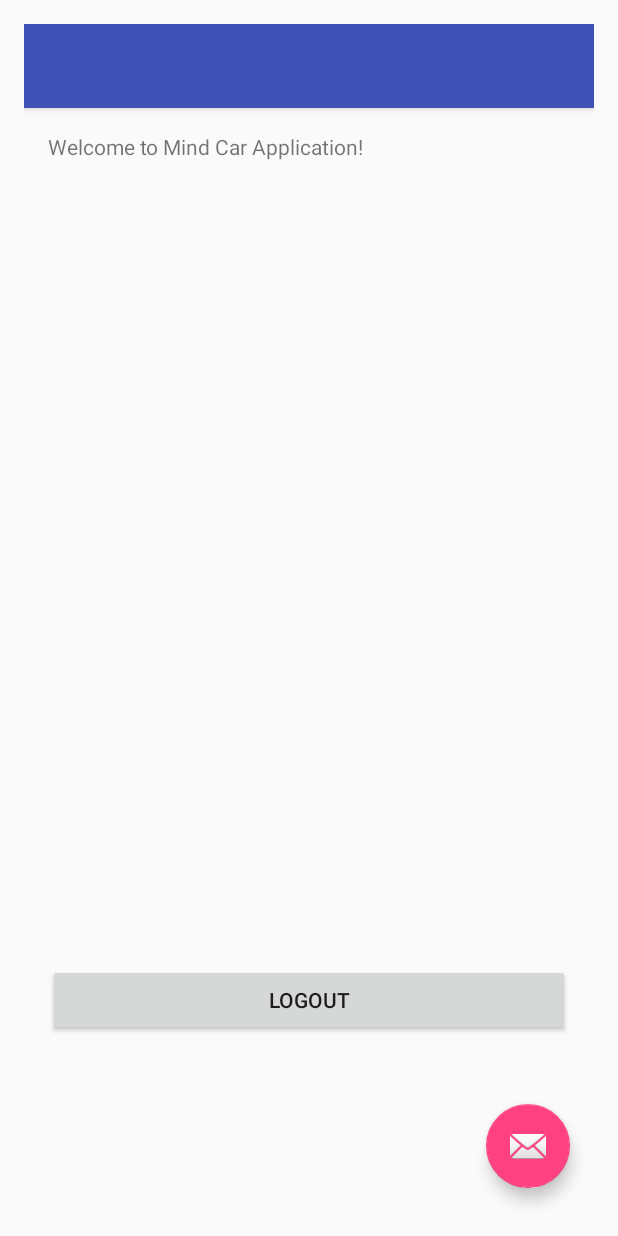
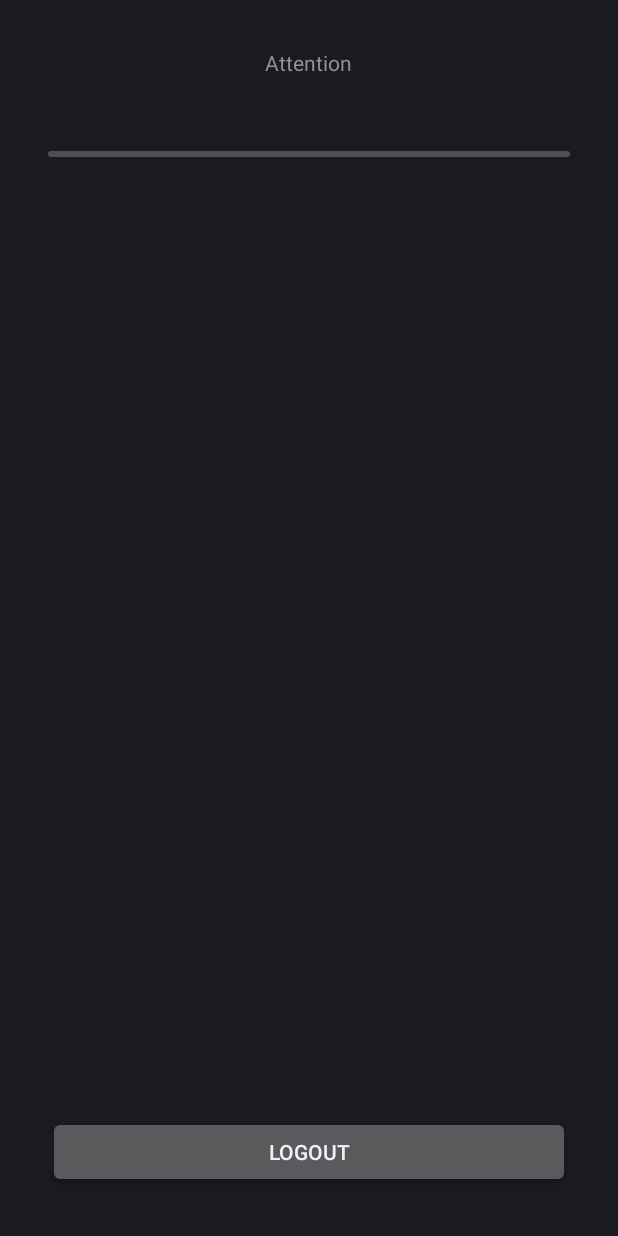
Before and after one commit to Blondiejohan/MindCar, an Android app: the HomeActivity screen opened directly, with no data from a screen before it, on a phone screen of 412 x 824 dp. Run offline under Robolectric (Android 15) with nearby library versions, the phone set to English and light mode, and no system bars; 1 statement that could not run was skipped.

Commit message:
Did some cool stuff in the HomeActivity, progressbar

```diff
--- a/app/src/main/java/mindcar/testing/ui/HomeActivity.java
+++ b/app/src/main/java/mindcar/testing/ui/HomeActivity.java
@@ -3,16 +3,30 @@ package mindcar.testing.ui;
 import android.app.Activity;
 import android.content.Intent;
 import android.os.Bundle;
+import android.os.Handler;
+import android.os.Message;
 import android.view.View;
 import android.widget.Button;
 import android.widget.EditText;
+import android.widget.ProgressBar;
+
+import com.neurosky.thinkgear.TGDevice;
 
 import mindcar.testing.R;
+import mindcar.testing.objects.Connected;
+import mindcar.testing.objects.EEGObject;
+import mindcar.testing.objects.SmartCar;
+import mindcar.testing.util.CommandUtils;
+import mindcar.testing.util.MessageParser;
 
 public class HomeActivity extends Activity implements View.OnClickListener{
 
     Button bLogout;
     EditText ET_USER_NAME, ET_PASS;
+    SmartCar car;
+    EEGObject eeg;
+    TGDevice tgDevice;
+    ProgressBar attentionBar;
 
     @Override
     protected void onCreate(Bundle savedInstanceState) {
@@ -23,6 +37,8 @@ public class HomeActivity extends Activity implements View.OnClickListener{
         bLogout = (Button) findViewById(R.id.bLogout);
 
         bLogout.setOnClickListener(this);
+        tgDevice.start();
+
     }
     @Override
     public void onClick(View v) {
@@ -35,4 +51,20 @@ public class HomeActivity extends Activity implements View.OnClickListener{
 
     }
 
+    /**
+     * Handles messages from TGDevice
+     */
+    private final Handler handler = new Handler() {
+        @Override
+        public void handleMessage(Message msg) {
+            if(msg.what== TGDevice.MSG_ATTENTION){
+                Connected.write(CommandUtils.toByteArray(car.getCommands()));
+                MessageParser.parseMessage(msg, car, eeg);
+                // att.setText(eeg.getAttention() + "");
+                attentionBar.setProgress(eeg.getAttention());
+            }
+
+        }
+    };
+
 }
--- a/app/src/main/res/layout/activity_main.xml
+++ b/app/src/main/res/layout/activity_main.xml
@@ -1,6 +1,5 @@
 <?xml version="1.0" encoding="utf-8"?>
 <android.support.design.widget.CoordinatorLayout xmlns:android="http://schemas.android.com/apk/res/android"
-    xmlns:app="http://schemas.android.com/apk/res-auto"
     xmlns:tools="http://schemas.android.com/tools"
     android:layout_width="match_parent"
     android:layout_height="match_parent"
@@ -9,30 +8,10 @@
     android:paddingLeft="@dimen/activity_horizontal_margin"
     android:paddingRight="@dimen/activity_horizontal_margin"
     android:paddingTop="@dimen/activity_vertical_margin"
-    tools:context=".ui.MainActivity">
+    tools:context=".ui.MainActivity"
+    tools:showIn="@layout/content_main">
 
-    <android.support.design.widget.AppBarLayout
-        android:layout_width="match_parent"
-        android:layout_height="wrap_content"
-        android:theme="@style/AppTheme.AppBarOverlay">
-
-        <android.support.v7.widget.Toolbar
-            android:id="@+id/toolbar"
-            android:layout_width="match_parent"
-            android:layout_height="?attr/actionBarSize"
-            android:background="?attr/colorPrimary"
-            app:popupTheme="@style/AppTheme.PopupOverlay" />
-
-    </android.support.design.widget.AppBarLayout>
 
     <include layout="@layout/content_main" />
 
-    <android.support.design.widget.FloatingActionButton
-        android:id="@+id/fab"
-        android:layout_width="wrap_content"
-        android:layout_height="wrap_content"
-        android:layout_gravity="bottom|end"
-        android:layout_margin="@dimen/fab_margin"
-        android:src="@android:drawable/ic_dialog_email" />
-
 </android.support.design.widget.CoordinatorLayout>
--- a/app/src/main/res/layout/content_main.xml
+++ b/app/src/main/res/layout/content_main.xml
@@ -10,24 +10,38 @@
     android:paddingTop="@dimen/activity_vertical_margin"
     app:layout_behavior="@string/appbar_scrolling_view_behavior"
     tools:context=".ui.Register"
-    tools:showIn="@layout/activity_main">
+    tools:showIn="@layout/activity_main"
+    style="@style/AppTheme">
+
 
     <TextView
         android:layout_width="wrap_content"
-        android:text = "Welcome to Mind Car Application!"
         android:layout_height="wrap_content"
-        android:id="@+id/welcome" />
-
+        android:text="Attention"
+        android:id="@+id/textView"
+        android:layout_centerHorizontal="true"
+        android:layout_marginBottom="43dp" />
 
     <Button
         android:layout_width="wrap_content"
         android:layout_height="wrap_content"
-        android:text="LOGOUT"
+        android:text="Logout"
         android:id="@+id/bLogout"
+        android:layout_alignParentRight="true"
+        android:layout_alignParentEnd="true"
         android:layout_alignParentBottom="true"
         android:layout_alignParentLeft="true"
         android:layout_alignParentStart="true"
-        android:layout_marginBottom="101dp"
+        android:textAlignment="center"
+        style="@style/AppTheme" />
+
+    <ProgressBar
+        style="?android:attr/progressBarStyleHorizontal"
+        android:layout_width="wrap_content"
+        android:layout_height="wrap_content"
+        android:id="@+id/attentionBar"
         android:layout_alignParentRight="true"
-        android:layout_alignParentEnd="true" />
+        android:layout_below="@+id/textView"
+        android:layout_alignLeft="@+id/bLogout"
+        android:layout_alignStart="@+id/bLogout" />
 </RelativeLayout>
--- /dev/null
+++ b/app/src/main/res/values-v11/styles.xml
@@ -0,0 +1,8 @@
+<?xml version="1.0" encoding="utf-8"?>
+<resources>
+
+    <style name="AppTheme.NoActionBar">
+        <item name="windowActionBar">false</item>
+        <item name="android:windowNoTitle">true</item>
+    </style>
+</resources>
--- a/app/src/main/res/values/styles.xml
+++ b/app/src/main/res/values/styles.xml
@@ -1,11 +1,11 @@
-<resources>
+<resources xmlns:tools="http://schemas.android.com/tools">
 
     <!-- Base application theme. -->
-    <style name="AppTheme" parent="Theme.AppCompat.Light.DarkActionBar">
+    <style name="AppTheme" parent="AppTheme.AppBarOverlay">
         <!-- Customize your theme here. -->
-        <item name="colorPrimary">@color/colorPrimary</item>
-        <item name="colorPrimaryDark">@color/colorPrimaryDark</item>
-        <item name="colorAccent">@color/colorAccent</item>
+        <item name="colorPrimary" >@color/colorPrimary</item>
+        <item name="colorPrimaryDark" >@color/colorPrimaryDark</item>
+        <item name="colorAccent" >@color/colorAccent</item>
     </style>
     <style name="GenericProgressBackground" parent="android:Theme">
         <item name="android:layout_width">fill_parent</item>
@@ -20,12 +20,12 @@
     </style>
 
     <style name="AppTheme.NoActionBar">
-        <item name="windowActionBar">false</item>
-        <item name="windowNoTitle">true</item>
+        <item name="windowActionBar" >false</item>
+        <item name="android:windowNoTitle">true</item>
     </style>
 
-    <style name="AppTheme.AppBarOverlay" parent="ThemeOverlay.AppCompat.Dark.ActionBar" />
+    <style name="AppTheme.AppBarOverlay" />
 
-    <style name="AppTheme.PopupOverlay" parent="ThemeOverlay.AppCompat.Light" />
+    <style name="AppTheme.PopupOverlay" />
 
 </resources>
```
